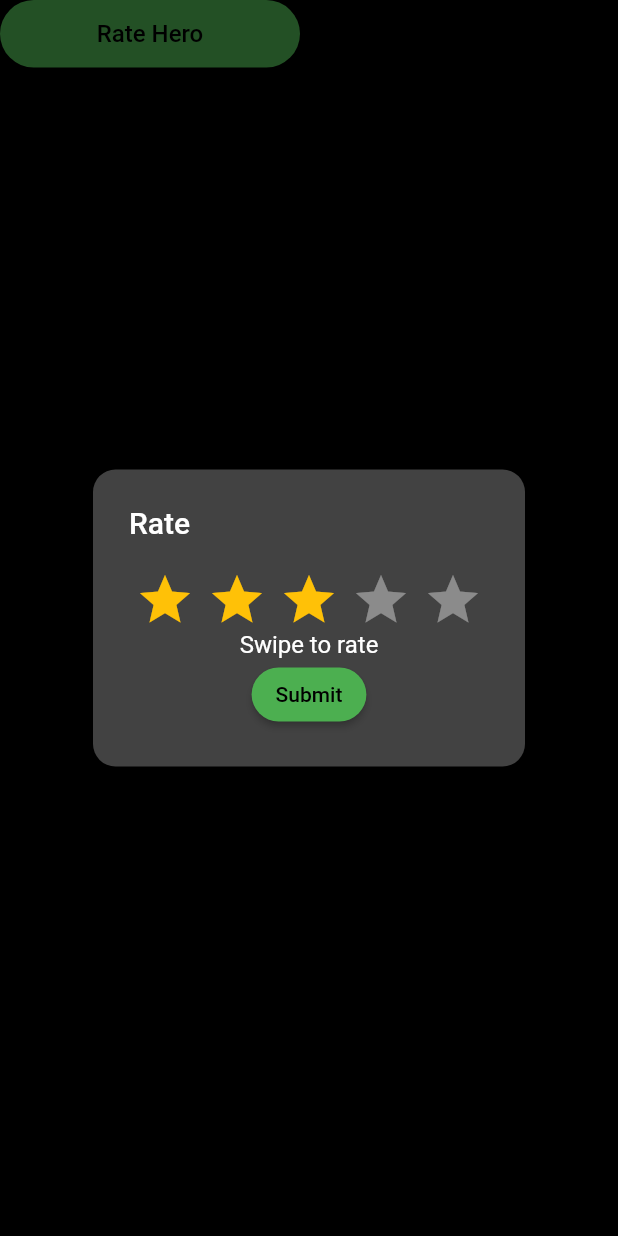
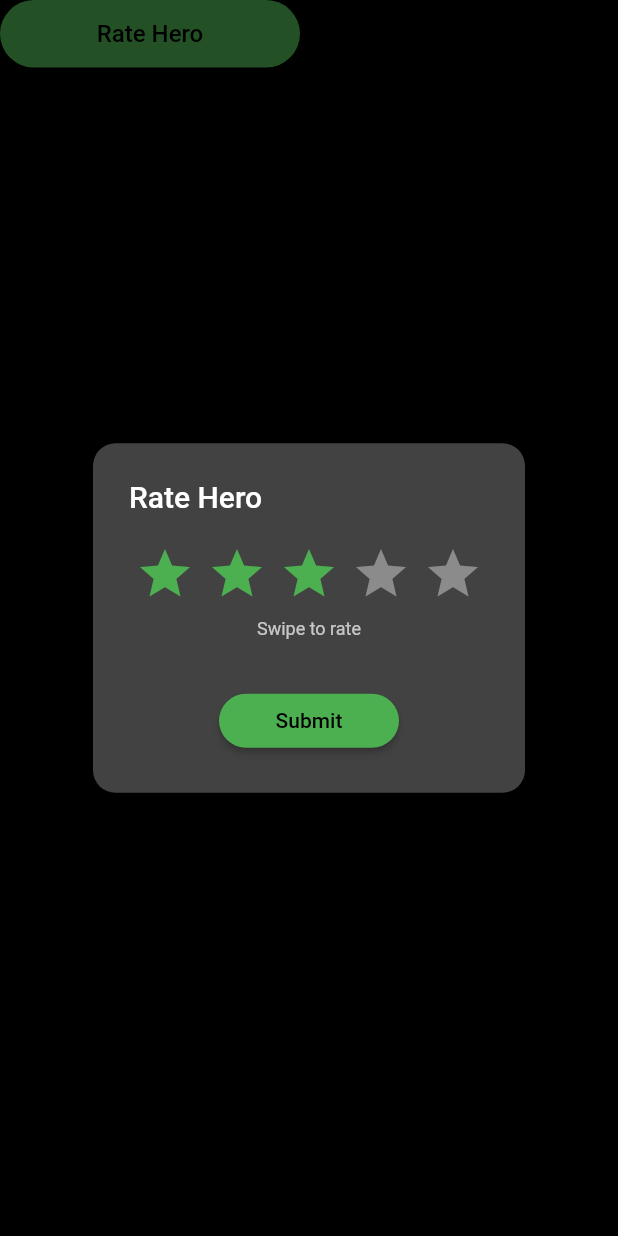
Before and after one commit to MohammedAlmeshal/sary-assessment, a Flutter app: the RateDialog widget shown alone on an empty page, opened directly with sample values from the repository, after a tap on "Rate Hero", on a phone screen of 412 x 824 dp. Run offline on Flutter 3.47's test engine with Material 2 defaults, Android fonts, the light colour scheme and no system bars; drawn by our look-alikes of flutter_rating_bar; network calls fail.

Commit message:
feat: rate hero ui

```diff
--- a/lib/widgets/rate_dialog.dart
+++ b/lib/widgets/rate_dialog.dart
@@ -8,6 +8,20 @@ class RateDialog extends StatelessWidget {
   final User user;
   const RateDialog({Key? key, required this.user}) : super(key: key);
 
+  Widget _ratingBar(context) => RatingBar.builder(
+      glowColor: Theme.of(context).accentColor,
+      initialRating: user.rating,
+      minRating: 0,
+      direction: Axis.horizontal,
+      itemCount: 5,
+      itemPadding: EdgeInsets.symmetric(horizontal: 4.0),
+      itemBuilder: (context, _) => Icon(
+            Icons.star,
+            color: Theme.of(context).accentColor,
+          ),
+      onRatingUpdate: (rating) =>
+          Provider.of<UsersModel>(context, listen: false)
+              .updateRating(rating, user.id));
   @override
   Widget build(BuildContext context) {
     Future<String?> _showDialog() => showDialog<String>(
@@ -16,29 +30,21 @@ class RateDialog extends StatelessWidget {
             shape: RoundedRectangleBorder(
               borderRadius: BorderRadius.circular(15),
             ),
-            title: const Text('Rate'),
+            title: const Text('Rate Hero'),
             content: Column(
               mainAxisSize: MainAxisSize.min,
               children: [
-                RatingBar.builder(
-                    glowColor: Colors.amber,
-                    initialRating: user.rating,
-                    minRating: 0,
-                    direction: Axis.horizontal,
-                    itemCount: 5,
-                    itemPadding: EdgeInsets.symmetric(horizontal: 4.0),
-                    itemBuilder: (context, _) => Icon(
-                          Icons.star,
-                          color: Colors.amber,
-                        ),
-                    onRatingUpdate: (rating) =>
-                        Provider.of<UsersModel>(context, listen: false)
-                            .updateRating(rating, user.id)),
-                Text('Swipe to rate'),
-                ElevatedButton(
-                  onPressed: () => Navigator.pop(context, 'Submit'),
-                  child: const Text('Submit'),
-                )
+                _ratingBar(context),
+                SizedBox(height: 10),
+                Text('Swipe to rate',
+                    style: TextStyle(fontSize: 12, color: Colors.white70)),
+                SizedBox(height: 30),
+                SizedBox(
+                    width: 120,
+                    child: ElevatedButton(
+                      onPressed: () => Navigator.pop(context, 'Submit'),
+                      child: const Text('Submit'),
+                    ))
               ],
             ),
           ),
```
